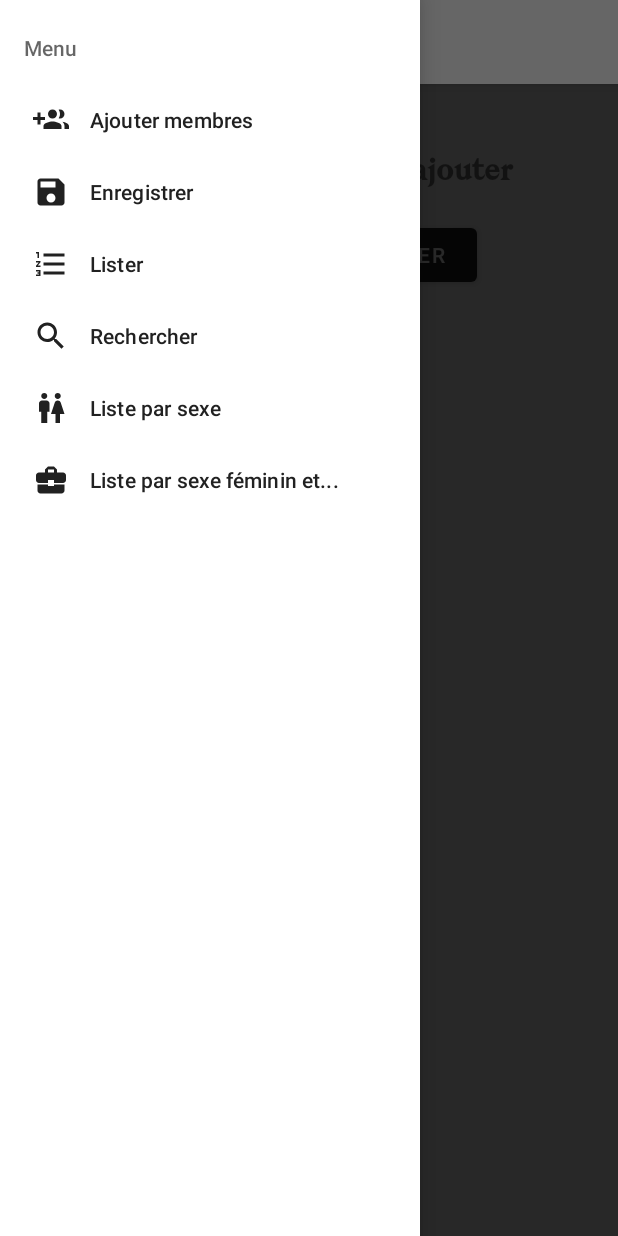
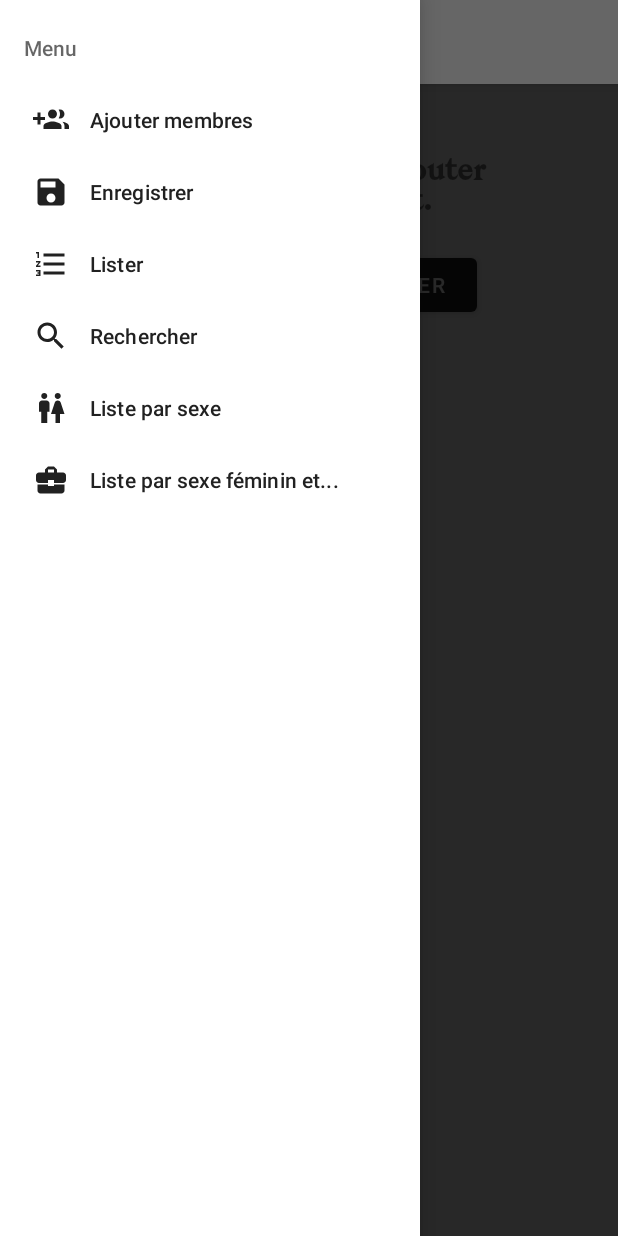
Before and after one commit to patrick-lainesse/nav_drawer_parcelable, an Android app: the screen it shows after launch (MainActivity), in the side drawer, after a tap on "Enregistrer", on a phone screen of 412 x 824 dp. Run offline under Robolectric (Android 15) with nearby library versions, the phone set to English and light mode, and no system bars.

Commit message:
Début du codage de l'enregistrement de membre.txt. Prochaine étape: fragment de lecture du fichier .txt.

```diff
--- a/app/src/main/java/com/example/tp1_exercice2/FragmentA.java
+++ b/app/src/main/java/com/example/tp1_exercice2/FragmentA.java
@@ -28,15 +28,33 @@ import java.util.List;
 
 public class FragmentA extends Fragment {
 
-    ArrayList<Membre> listMembre;
+    // déclaration des variables pour recevoir chaque élément du formulaire et créer une liste de membres
+    private String formNom = null;
+    private String formPrenom = null;
+    private String formSexe = null;
+    private String formFonction = null;
+    private String formComment = null;
+    private ArrayList<Membre> listMembre;
+
+    // on récupère les références sur les différents champs du formulaire
+    private TextInputEditText nomET;
+    private TextInputEditText prenomET;
+    private RadioGroup radioSexe;
+    private AutoCompleteTextView spinnerFonctions;
+    private TextInputEditText commentairesET;
+    Button button;
 
     @Override
     public View onCreateView(LayoutInflater inflater, ViewGroup container, Bundle savedInstanceState) {
 
-        // on crée un ArrayList pour stocker les membres créés mais non encore enregistrés au fichier
-        ArrayList<Membre> listeTemp = new ArrayList<Membre>();
+        // on récupère le ArrayList de l'activité principale
+        Intent intent = getActivity().getIntent();
+        listMembre = intent.getParcelableArrayListExtra("clé_listeMembres");
 
-        //List<Membre> listMembre = new ArrayList<Membre>();
+        // on vérifie si la liste est vide, si oui, on l'initialise
+        if(listMembre == null) {
+            listMembre = new ArrayList<Membre>();
+        }
 
         // on inflate le layout de l'activité ajouter membres dans le fragment
         View view = inflater.inflate(R.layout.frag_ajout_membres, container, false);
@@ -45,22 +63,32 @@ public class FragmentA extends Fragment {
         // pour remplir la liste du spinner
         setAdapter(view, activity);
 
+        setBouton(view);
 
-
-        String test = this.getArguments().getString("testMain");
-        Toast.makeText(getActivity(), test, Toast.LENGTH_LONG).show();
-
-
-        setBouton(view);        // bundle???
+        if(savedInstanceState != null) {
+            remplirFormulaire(savedInstanceState);
+        }
 
         return view;
+    }
+
+    private void remplirFormulaire(Bundle savedInstanceState) {
+/*
+        nomET.setText(savedInstanceState.getString("part_nom"));
+        prenomET.setText(savedInstanceState.getString("part_prenom"));
+        commentairesET.setText(savedInstanceState.getString("part_comment"));*/
     }
 
     @Override
     public void onSaveInstanceState(Bundle outState) {
         super.onSaveInstanceState(outState);
 
-        outState.putString("stringA", "Youppi");
+/*        // on récupère les informations du formulaire non enregistrées pour les récupérer au retour
+        outState.putString("part_nom", formNom);
+        outState.putString("part_prenom", formPrenom);
+        outState.putString("part_sexe", formSexe);
+        outState.putString("part_fonction", formFonction);
+        outState.putString("part_comment", formComment);*/
     }
 
     // fonction qui remplit le spinner
@@ -78,27 +106,34 @@ public class FragmentA extends Fragment {
     // fonction pour réagir au clic sur le bouton "envoyer"
     public void setBouton(View v) {
 
-        // on récupère les références sur les différents champs du formulaire
+/*        // on récupère les références sur les différents champs du formulaire
         final TextInputEditText nomET = v.findViewById(R.id.fragA_nom);
         final TextInputEditText prenomET = v.findViewById(R.id.fragA_prenom);
         final RadioGroup radioSexe = v.findViewById(R.id.fragA_radioSexe);
         final AutoCompleteTextView spinnerFonctions = v.findViewById(R.id.fragA_menuFonction);
         final TextInputEditText commentairesET = v.findViewById(R.id.fragA_commentaires);
-        Button button = v.findViewById(R.id.fragA_bouton_envoyer);
+        Button button = v.findViewById(R.id.fragA_bouton_envoyer);*/
 
-        // ajout d'un écouteur sur le spinner ?????
 
+        // on récupère les références sur les différents champs du formulaire
+        nomET = v.findViewById(R.id.fragA_nom);
+        prenomET = v.findViewById(R.id.fragA_prenom);
+        radioSexe = v.findViewById(R.id.fragA_radioSexe);
+        spinnerFonctions = v.findViewById(R.id.fragA_menuFonction);
+        commentairesET = v.findViewById(R.id.fragA_commentaires);
+        button = v.findViewById(R.id.fragA_bouton_envoyer);
 
         // ajout d'un écouteur d'événement sur le bouton Envoyer
         button.setOnClickListener(new View.OnClickListener() {
             @Override
             public void onClick(View v) {
 
-                // déclaration des variables String pour recevoir chaque élément d'un objet membre
+/*                // déclaration des variables String pour recevoir chaque élément du formulaire
                 String formNom = null;
                 String formPrenom = null;
                 String formSexe = null;
-                String formComment = null;
+                String formFonction = null;
+                String formComment = null;*/
 
 
                 // vérification de la sélection du bouton radio ??? problème de pas capable de getText()???
@@ -122,6 +157,10 @@ public class FragmentA extends Fragment {
                     formPrenom = prenomET.getText().toString();
                 }
 
+                if(spinnerFonctions != null && !TextUtils.isEmpty(spinnerFonctions.getText())) {
+                    formFonction = spinnerFonctions.getText().toString();
+                }
+
                 if(commentairesET != null && !TextUtils.isEmpty(commentairesET.getText())) {
                     formComment = commentairesET.getText().toString();
                 }
@@ -130,14 +169,14 @@ public class FragmentA extends Fragment {
                 Membre premierMembre = new Membre("Demers", "Jacques", "Homme", "Entraîneur", "Jacques Demers a peut-être gagné la coupe Stanley, mais il ne savait pas lire. Ça ne l'a d'ailleurs pas empêché de devenir sénateur, et depuis, on attend plus ou moins patiemment l'annonce de sa mort.");
 
                 //List<Membre> listMembre = new ArrayList<Membre>();
-                listMembre = new ArrayList<Membre>();
+                //listMembre = new ArrayList<Membre>();
 
                 // remplacer Test pour fonction!!!???
-                listMembre.add(new Membre(formNom, formPrenom, formSexe, "Test", formComment));
+                listMembre.add(new Membre(formNom, formPrenom, formSexe, formFonction, formComment));
 
+/*                listMembre.add(premierMembre);
                 listMembre.add(premierMembre);
-                listMembre.add(premierMembre);
-                listMembre.add(premierMembre);
+                listMembre.add(premierMembre);*/
 
                 Intent intent = new Intent(getActivity(), MainActivity.class);
 
--- a/app/src/main/java/com/example/tp1_exercice2/FragmentB.java
+++ b/app/src/main/java/com/example/tp1_exercice2/FragmentB.java
@@ -1,7 +1,9 @@
 package com.example.tp1_exercice2;
 
 import android.app.Activity;
+import android.content.Intent;
 import android.os.Bundle;
+import android.os.Parcelable;
 import android.view.LayoutInflater;
 import android.view.View;
 import android.view.ViewGroup;
@@ -14,25 +16,82 @@ import androidx.fragment.app.Fragment;
 import androidx.recyclerview.widget.LinearLayoutManager;
 import androidx.recyclerview.widget.RecyclerView;
 
+import com.google.android.material.button.MaterialButton;
 import com.google.android.material.card.MaterialCardView;
 import com.google.android.material.textview.MaterialTextView;
 
+import java.io.FileOutputStream;
+import java.io.IOException;
+import java.io.ObjectInputStream;
+import java.io.ObjectOutputStream;
 import java.util.ArrayList;
 import java.util.List;
 
 public class FragmentB extends Fragment {
 
+    private List<Membre> listMembre;
 
     @Override
     public View onCreateView (LayoutInflater inflater, ViewGroup container, Bundle savedInstanceState) {
 
         View view = inflater.inflate(R.layout.frag_enregistrer, container, false);
 
-        setMessage(view);
         setCardMembre(view);
+        setBouton(view);
 
         return view;
 
+    }
+
+    private void setBouton(View view) {
+
+        MaterialButton boutonVider = view.findViewById(R.id.fragB_bouton_vider);
+        MaterialButton boutonEnregistrer = view.findViewById(R.id.fragB_bouton_enregistrer);
+
+        boutonVider.setOnClickListener(new View.OnClickListener() {
+            @Override
+            public void onClick(View v) {
+                vider(listMembre);
+            }
+        });
+
+        boutonEnregistrer.setOnClickListener(new View.OnClickListener() {
+            @Override
+            public void onClick(View v) {
+
+                // vérifier si le fichier existe déjà????
+
+                // création du fichier pour écriture
+                ObjectOutputStream fichier = null;
+                try {
+                    fichier = new ObjectOutputStream(new FileOutputStream("membres.txt"));
+
+                    for (int i=0; i<listMembre.size(); i++) {
+                        fichier.writeObject(listMembre.get(i).getNom());
+                        fichier.writeObject(listMembre.get(i).getPrenom());
+                        fichier.writeObject(listMembre.get(i).getSexe());
+                        fichier.writeObject(listMembre.get(i).getFonction());
+                        fichier.writeObject(listMembre.get(i).getCommentaires());
+
+                        //fichier.flush();
+                        //fichier.close();
+                    }
+                } catch (IOException e) {
+                    e.printStackTrace();
+                }
+            }
+        });
+    }
+
+    private void vider(List<Membre> listMembre) {
+
+        listMembre = null;
+        Intent intent = new Intent(getActivity(), MainActivity.class);
+
+        // j'ai fait un cast sur listMembre, car la classe Membre implements Parcelable (comme dans les notes de cours)
+        // et la méthode putParcelableArrayListExtra requiert un ArrayList qui extends Parcelable comme argument
+        intent.putParcelableArrayListExtra("clé_listeMembres", (ArrayList<? extends Parcelable>) listMembre);
+        startActivity(intent);
     }
 
     private void setCardMembre(View view) {
@@ -45,17 +104,15 @@ public class FragmentB extends Fragment {
         //llm.setOrientation(LinearLayoutManager.VERTICAL);
 
         String test = this.getArguments().getString("testMain");
-        List<Membre> listMembre = this.getArguments().getParcelableArrayList("cle_listeMain");
+        listMembre = this.getArguments().getParcelableArrayList("cle_listeMain");
 
-        //Membre premierMembre = new Membre("Demers", "Jacques", "Homme", "Entraîneur", "Jacques Demers a peut-être gagné la coupe Stanley, mais il ne savait pas lire. Ça ne l'a d'ailleurs pas empêché de devenir sénateur, et depuis, on attend plus ou moins patiemment l'annonce de sa mort.");
-
-        //List<Membre> listMembre = new ArrayList<>();
-
-/*        listMembre.add(premierMembre);
-        listMembre.add(premierMembre);
-        listMembre.add(premierMembre);
-        listMembre.add(premierMembre);
-        listMembre.add(premierMembre);*/
+        // on vérifie si la liste est vide, si oui, on l'initialise
+        if(listMembre == null) {
+            listMembre = new ArrayList<Membre>();
+            setMessage(view, true);
+        } else {
+            setMessage(view, false);
+        }
 
         MembresAdapter mAdapter = new MembresAdapter(listMembre);
 
@@ -64,13 +121,16 @@ public class FragmentB extends Fragment {
 
     }
 
-    private void setMessage(View v) {
+    private void setMessage(View v, Boolean listeNulle) {
 
         TextView textView = v.findViewById(R.id.fragB_message);
-        /*TextView textView2 = v.findViewById(R.id.fragB_message2);
-        String test = this.getArguments().getString("testMain");*/
 
-        textView.setText("Liste des membres à ajouter");
+        if(!listeNulle) {
+            textView.setText("Liste des membres à ajouter");
+        } else {
+            textView.setText("Aucun membre à ajouter\n pour le moment.");
+        }
+
         // ??? à ajouter à String.xml
 
     }
--- a/app/src/main/java/com/example/tp1_exercice2/MainActivity.java
+++ b/app/src/main/java/com/example/tp1_exercice2/MainActivity.java
@@ -50,7 +50,7 @@ public class MainActivity extends AppCompatActivity implements NavigationView.On
     ArrayList<Membre> listeMembres;
 
     //private Bundle fragBundle;      // à nettoyer probablement
-    private String fragString = "bye-bye";
+    //private String fragString = "bye-bye";
 
     @Override
     protected void onCreate(Bundle savedInstanceState) {
@@ -63,7 +63,7 @@ public class MainActivity extends AppCompatActivity implements NavigationView.On
         //fragString = intent.getStringExtra("testString");       // à transformer en arraylist
 
         // à nettoyer
-        Toast.makeText(this, fragString, Toast.LENGTH_LONG).show();
+        //Toast.makeText(this, fragString, Toast.LENGTH_LONG).show();
 
         // appel de la méthode pour remplir le drawer
         setDrawerLayout();
--- a/app/src/main/res/layout/frag_ajout_membres.xml
+++ b/app/src/main/res/layout/frag_ajout_membres.xml
@@ -67,7 +67,8 @@
         <AutoCompleteTextView
             android:id="@+id/fragA_menuFonction"
             android:layout_width="match_parent"
-            android:layout_height="wrap_content"/>
+            android:layout_height="wrap_content"
+            android:enabled="false"/>
     </com.google.android.material.textfield.TextInputLayout>
 
     <com.google.android.material.textfield.TextInputLayout
```
